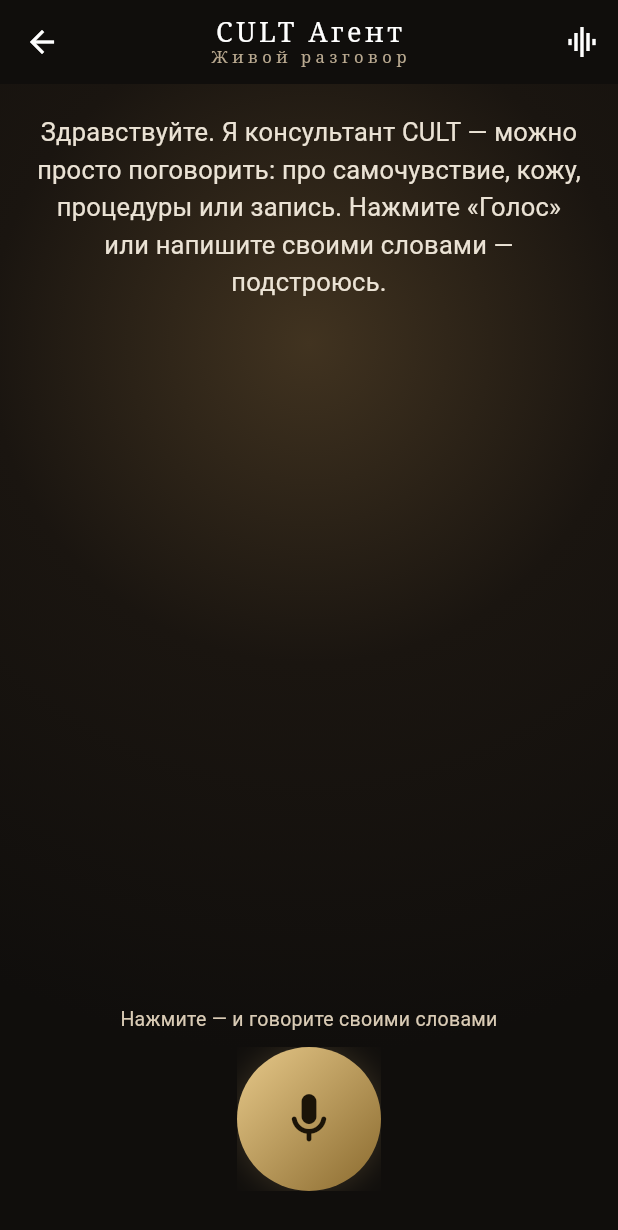
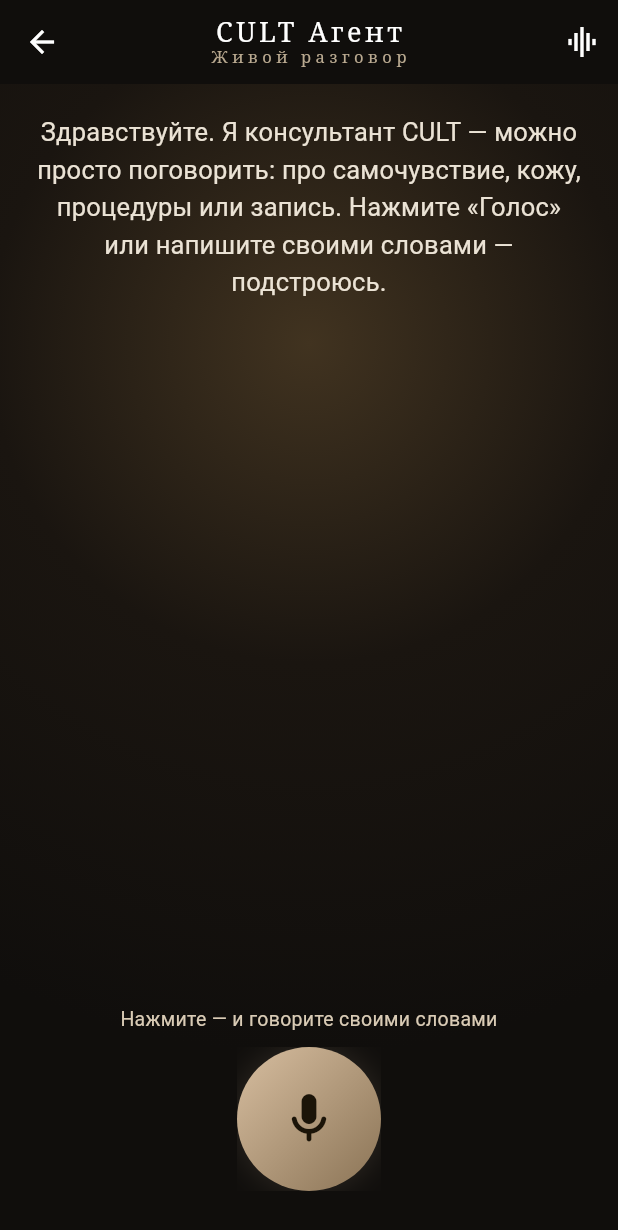
Before and after one commit to sifonyarya-afk/cult, a Flutter app: the AgentVoicePage screen opened directly, on a phone screen of 412 x 824 dp. Shown: the top 1230 px of the screen. Run offline on Flutter 3.47's test engine with Material 3 defaults, Android fonts, the phone set to English and light mode, and no system bars; our stand-ins replace audioplayers, flutter_tts, shared_preferences, speech_to_text; accounts and stored records are empty.

Commit message:
Champagne accent v19: replace bright yellow with menu sand.
Cult.gold matches nav champagne #D7BEA0; agent voice mic and cards
drop FED488 yellow. Build tag champagne-accent-v19.

Co-authored-by: vladlazarevmp9875 <vladlazarevmp9875@rambler.ru>

```diff
--- a/mobile/lib/agent.dart
+++ b/mobile/lib/agent.dart
@@ -3271,11 +3271,13 @@ class CultAgent {
     }
     // Avoid false hits like «помолодеть» / «долголетие» on bare «дет».
     if (q.contains('детск') ||
+        q.contains('детям') ||
         q.contains('ребен') ||
         q.contains('несовершеннолет') ||
         q.contains('подрост') ||
         RegExp(r'(^|[^а-яa-z])дети([^а-яa-z]|$)').hasMatch(q) ||
-        RegExp(r'(^|[^а-яa-z])дитя([^а-яa-z]|$)').hasMatch(q)) {
+        RegExp(r'(^|[^а-яa-z])дитя([^а-яa-z]|$)').hasMatch(q) ||
+        RegExp(r'(^|[^а-яa-z])для\s+дет').hasMatch(q)) {
       return 'Большинство эстетических протоколов — с 18 лет. Для подростков нужна очная консультация врача и согласие опекуна.';
     }
     return null;
--- a/mobile/lib/data.dart
+++ b/mobile/lib/data.dart
@@ -816,7 +816,7 @@ class Contact {
 }
 
 /// Bump when shipping a user-visible feature so Settings proves the Mac build is fresh.
-const cultBuildTag = 'agent-voice-v18';
+const cultBuildTag = 'champagne-accent-v19';
 
 const contacts = <Contact>[
   Contact(
--- a/mobile/lib/pages/agent_voice.dart
+++ b/mobile/lib/pages/agent_voice.dart
@@ -461,7 +461,7 @@ class _AgentVoicePageState extends State<AgentVoicePage>
                         style: TextStyle(
                           color: Color.lerp(
                             const Color(0xFFE8D8BE),
-                            const Color(0xFFFED488),
+                            Cult.sand,
                             _pulse.value,
                           ),
                           fontSize: 16,
@@ -534,8 +534,8 @@ class _AgentVoicePageState extends State<AgentVoicePage>
                             decoration: BoxDecoration(
                               shape: BoxShape.circle,
                               border: Border.all(
-                                color: const Color(0xFFFED488)
-                                    .withValues(alpha: 0.22 + _pulse.value * 0.2),
+                                color: Cult.sand
+                                    .withValues(alpha: 0.28 + _pulse.value * 0.22),
                                 width: 1.2,
                               ),
                             ),
@@ -564,24 +564,23 @@ class _AgentVoicePageState extends State<AgentVoicePage>
                                       end: Alignment.bottomRight,
                                       colors: _listening
                                           ? const [
-                                              Color(0xFFFFE2A8),
-                                              Color(0xFFC4A35A),
+                                              Color(0xFFE8D9C0),
+                                              Color(0xFFB9A07A),
                                             ]
                                           : (_speaking
                                               ? const [
-                                                  Color(0xFFC4A06A),
-                                                  Color(0xFF6E5320),
+                                                  Color(0xFFC9B496),
+                                                  Color(0xFF6E5B43),
                                                 ]
                                               : const [
-                                                  Color(0xFFE7C98A),
-                                                  Color(0xFF8A6A2E),
+                                                  Color(0xFFD7BEA0),
+                                                  Color(0xFF8A7355),
                                                 ]),
                                     ),
                                     boxShadow: [
                                       BoxShadow(
-                                        color: const Color(0xFFFED488)
-                                            .withValues(
-                                          alpha: _listening ? 0.4 : 0.18,
+                                        color: Cult.sand.withValues(
+                                          alpha: _listening ? 0.35 : 0.16,
                                         ),
                                         blurRadius: _listening ? 32 : 18,
                                         spreadRadius: _listening ? 1 : 0,
@@ -646,7 +645,7 @@ class _SuggestCard extends StatelessWidget {
           padding: const EdgeInsets.fromLTRB(14, 12, 14, 12),
           decoration: BoxDecoration(
             borderRadius: BorderRadius.circular(16),
-            border: Border.all(color: const Color(0x33FED488)),
+            border: Border.all(color: Cult.sand.withValues(alpha: 0.35)),
           ),
           child: Column(
             crossAxisAlignment: CrossAxisAlignment.start,
@@ -699,7 +698,7 @@ class _SuggestCard extends StatelessWidget {
                   const Text(
                     'Рассказать',
                     style: TextStyle(
-                      color: Color(0xFFFED488),
+                      color: Cult.sand,
                       fontSize: 12,
                       fontWeight: FontWeight.w600,
                     ),
--- a/mobile/lib/pages/cabinet.dart
+++ b/mobile/lib/pages/cabinet.dart
@@ -1582,7 +1582,7 @@ class _CertificatesPageState extends State<CertificatesPage> {
   Widget build(BuildContext context) {
     final store = ClinicScope.of(context);
     final color = switch (_design) {
-      'Золото' => Cult.gold,
+      'Золото' => const Color(0xFFC9B496),
       'Ночь' => Cult.ink,
       _ => Cult.sand,
     };
--- a/mobile/lib/pages/talk.dart
+++ b/mobile/lib/pages/talk.dart
@@ -86,7 +86,7 @@ class ChatPage extends StatelessWidget {
                           ),
                           SizedBox(height: 4),
                           Text(
-                            'Одна кнопка — слушаю и отвечаю голосом, без клавиатуры',
+                            'Живой разговор — одна кнопка, без клавиатуры',
                             style: TextStyle(
                               color: Colors.white70,
                               fontSize: 13,
--- a/mobile/lib/theme.dart
+++ b/mobile/lib/theme.dart
@@ -5,7 +5,8 @@ class Cult {
   static const ink = Color(0xFF1B1C1C);
   static const primary = Color(0xFF6E5B43);
   static const secondary = Color(0xFF775A19);
-  static const gold = Color(0xFFFED488);
+  /// Champagne accent — same family as the bottom-nav selection pill.
+  static const gold = Color(0xFFD7BEA0);
   static const sand = Color(0xFFD7BEA0);
   static const line = Color(0xFFD0C5B9);
   static const muted = Color(0xFF7F766C);
```
Also changed, not shown: 2 other files.
